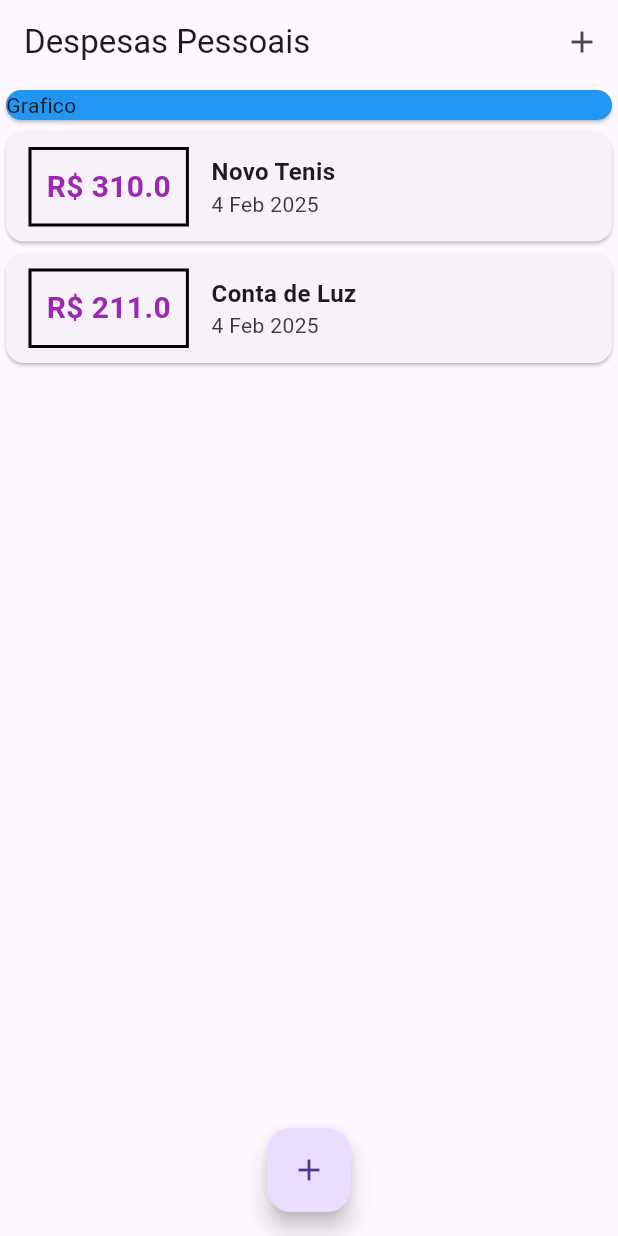
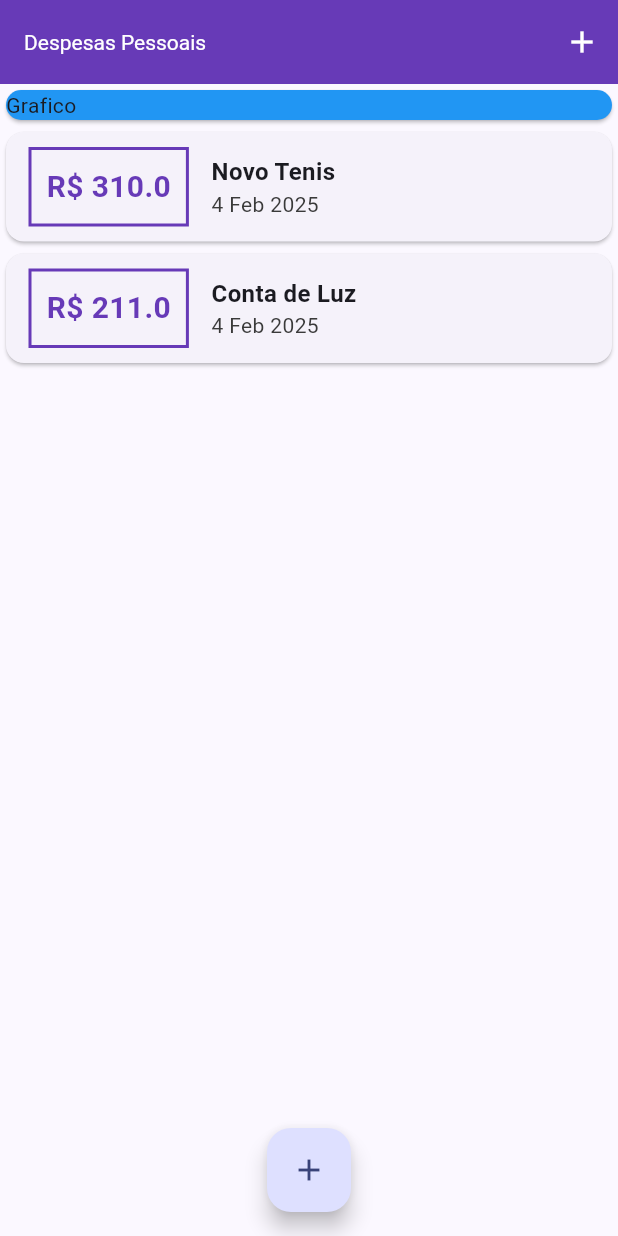
Before and after one commit to LucasLimaAmaral/Expenses_dart, a Flutter app: the screen it shows after launch, on a phone screen of 412 x 824 dp. Run offline on Flutter 3.47's test engine with Material 3 defaults, Android fonts, the phone set to English and light mode, and no system bars; Roboto replaces fonts that are missing (Outfit, Quicksand).

Commit message:
Style: fontes e cores

```diff
--- a/lib/components/transactions_list.dart
+++ b/lib/components/transactions_list.dart
@@ -13,7 +13,7 @@ class TransactionsList extends StatelessWidget {
       height: 300,
       child: ListView.builder(
         itemCount: transactions.length,
-        itemBuilder: (ctx, index){
+        itemBuilder: (ctx, index) {
           final tr = transactions[index];
           return Card(
             child: Row(
@@ -22,16 +22,17 @@ class TransactionsList extends StatelessWidget {
                   margin: EdgeInsets.symmetric(horizontal: 15, vertical: 10),
                   decoration: BoxDecoration(
                     border: Border.all(
-                      color: Colors.black,
+                      color: Theme.of(context).primaryColor,
                       width: 2,
-                    )),
+                    )
+                  ),
                   padding: EdgeInsets.all(10),
                   child: Text(
                     'R\$ ${tr.value.toString()}',
                     style: TextStyle(
                         fontWeight: FontWeight.bold,
                         fontSize: 20,
-                          color: Colors.purple),
+                        color: Theme.of(context).primaryColor),
                   ),
                 ),
                 Column(
@@ -56,7 +57,6 @@ class TransactionsList extends StatelessWidget {
             ),
           );
         },
-
       ),
     );
   }
--- a/lib/main.dart
+++ b/lib/main.dart
@@ -12,7 +12,25 @@ class ExpensesApp extends StatelessWidget {
 
   @override
   Widget build(BuildContext context) {
-    return MaterialApp(home: MyHomePage());
+    return MaterialApp(
+      home: MyHomePage(),
+      theme: ThemeData(
+        fontFamily: 'Outfit',
+        //useMaterial3: false,
+        appBarTheme: AppBarTheme(
+          backgroundColor: Colors.deepPurple,
+          foregroundColor: Colors.white,
+          titleTextStyle: TextStyle(
+            fontFamily: 'Quicksand'
+          )
+        ),
+        colorScheme: ColorScheme.fromSeed(
+          seedColor: Colors.indigo,
+          primary: Colors.deepPurple,
+          secondary: Colors.indigo,
+        ),
+      ),
+    );
   }
 }
 
@@ -68,7 +86,11 @@ class _MyHomePageState extends State<MyHomePage> {
   Widget build(BuildContext context) {
     return Scaffold(
         appBar: AppBar(
-          title: Text('Despesas Pessoais'),
+          backgroundColor: Theme.of(context).primaryColor,
+          title: Text(
+            'Despesas Pessoais',
+            style: TextStyle(color: Colors.white),
+          ),
           actions: [
             IconButton(
               onPressed: () => _opentrasactionFormModal(context),
```
Also changed, not shown: pubspec.yaml (+12 -6 lines), assets/fonts/._OpenSans-Bold.ttf (added), assets/fonts/._OpenSans-Regular.ttf (added), assets/fonts/._Quicksand-Bold.ttf (added), assets/fonts/._Quicksand-Light.ttf (added), assets/fonts/._Quicksand-Medium.ttf (added), assets/fonts/._Quicksand-Regular.ttf (added), assets/fonts/Outfit-Black.ttf (added), assets/fonts/Outfit-Bold.ttf (added), assets/fonts/Outfit-ExtraBold.ttf (added), assets/fonts/Outfit-ExtraLight.ttf (added), assets/fonts/Outfit-Light.ttf (added), assets/fonts/Outfit-Medium.ttf (added), assets/fonts/Outfit-Regular.ttf (added), 2 more files. Lines whose indentation alone changed are shown as unchanged.
